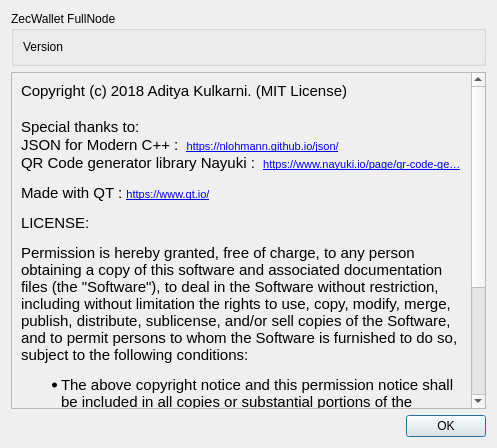
This is src/about.ui in michailduzhanski/awallet as Qt 5 draws it before an edit. The edited form follows.
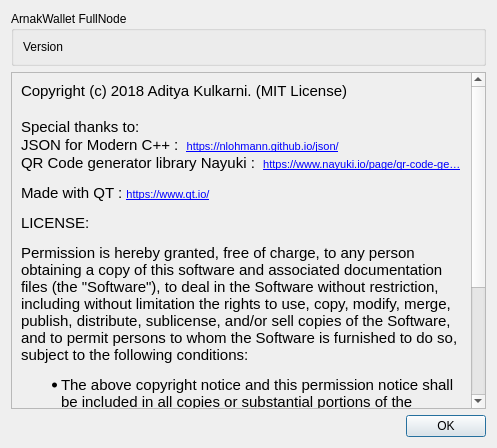
This is the edited form.

```diff
--- a/src/about.ui
+++ b/src/about.ui
@@ -17,7 +17,7 @@
    <item>
     <widget class="QGroupBox" name="groupBox">
      <property name="title">
-      <string notr="true">ZecWallet FullNode</string>
+      <string notr="true">ArnakWallet FullNode</string>
      </property>
      <layout class="QVBoxLayout" name="verticalLayout_2">
       <item>
```
